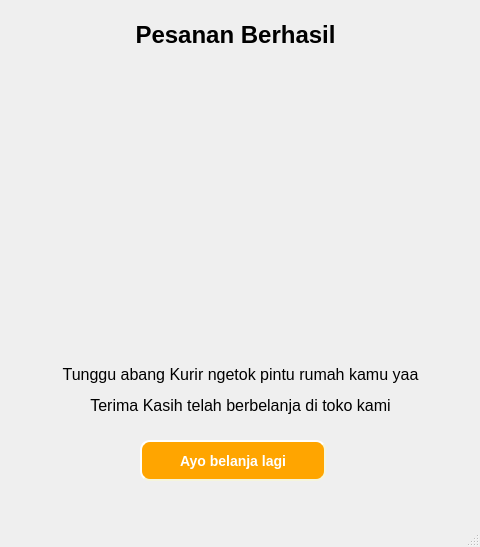
Before: the Qt Designer form terimakasih.ui in Azzamubaidillah/BookGuiApp, drawn with Qt 5.
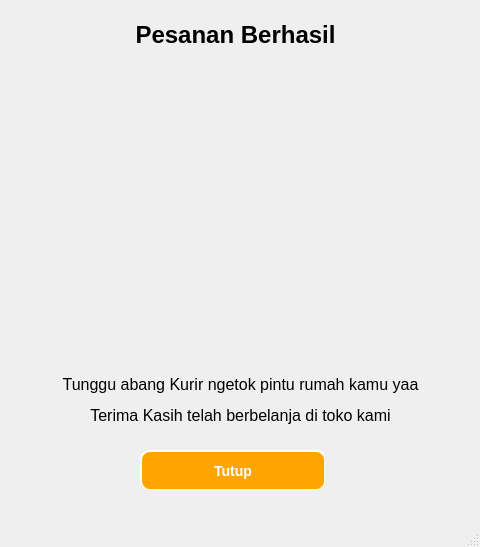
After: the same form once the commit is applied. Icons and pictures are not drawn.

Commit message: close event

Diff of the .ui file:
```diff
--- a/terimakasih.ui
+++ b/terimakasih.ui
@@ -47,7 +47,7 @@
     <property name="geometry">
      <rect>
       <x>20</x>
-      <y>350</y>
+      <y>360</y>
       <width>441</width>
       <height>81</height>
      </rect>
@@ -60,7 +60,7 @@
     <property name="geometry">
      <rect>
       <x>140</x>
-      <y>440</y>
+      <y>450</y>
       <width>186</width>
       <height>41</height>
      </rect>
@@ -77,7 +77,7 @@
     padding: 6px;</string>
     </property>
     <property name="text">
-     <string>Ayo belanja lagi</string>
+     <string>Tutup</string>
     </property>
    </widget>
   </widget>
```
The commit also changes 2 other files.
